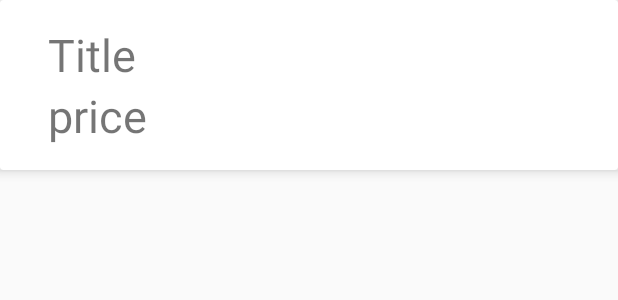
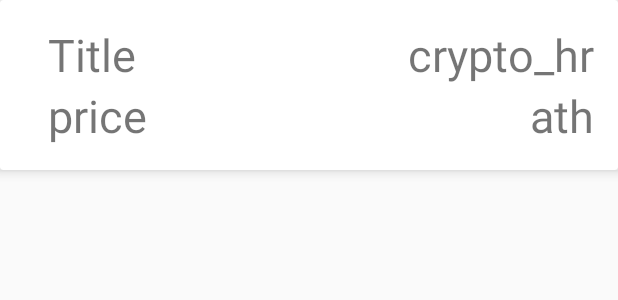
Before and after one commit to MeesterWaffles/CryptoApp, an Android app: the layout list_item_crypto.xml on its own in the app's theme, with its tools: preview values and no code run, on a phone screen of 412 x 824 dp. Shown: the top 300 px of the screen. Run offline under Robolectric (Android 15) with nearby library versions, the phone set to English and light mode, and no system bars.

Commit message:
Fixed Issues, Added Formatting

```diff
--- a/app/src/main/java/com/example/cryptoapp/GenericDTO.kt
+++ /dev/null
@@ -1,5 +0,0 @@
-package com.example.cryptoapp
-
-class GenericDTO {
-
-}
--- a/app/src/main/java/com/example/cryptoapp/coingecko/domain/Global/Global.java
+++ b/app/src/main/java/com/example/cryptoapp/coingecko/domain/Global/Global.java
@@ -10,6 +10,4 @@ import lombok.*;
 public class Global {
     @JsonProperty("data")
     private GlobalData data;
-
-
 }
--- a/app/src/main/res/layout/list_item_crypto.xml
+++ b/app/src/main/res/layout/list_item_crypto.xml
@@ -37,9 +37,36 @@
             android:layout_width="wrap_content"
             android:layout_height="wrap_content"
             android:layout_below="@+id/crypto_title"
-            android:layout_toRightOf="@+id/crypto_imageView"
+            android:layout_toEndOf="@+id/crypto_imageView"
             android:text="@string/crypto_price"
             android:textSize="30sp"/>
+
+<!--        <TextView-->
+<!--            android:id="@+id/crypto_mktcap"-->
+<!--            android:layout_width="wrap_content"-->
+<!--            android:layout_height="wrap_content"-->
+<!--            android:layout_alignParentTop="true"-->
+<!--            android:layout_alignParentEnd="true"-->
+<!--            android:text="@string/mktcap"-->
+<!--            android:textSize="30sp" />-->
+
+        <TextView
+            android:id="@+id/crypto_hr"
+            android:layout_width="wrap_content"
+            android:layout_height="wrap_content"
+            android:layout_alignParentTop="true"
+            android:layout_alignParentEnd="true"
+            android:text="@string/crypto_hr"
+            android:textSize="30sp" />
+
+        <TextView
+            android:id="@+id/crypto_ath"
+            android:layout_width="wrap_content"
+            android:layout_height="wrap_content"
+            android:layout_below="@+id/crypto_hr"
+            android:layout_alignParentEnd="true"
+            android:text="@string/ath"
+            android:textSize="30sp" />
 
     </RelativeLayout>
 
--- a/app/src/main/res/values/strings.xml
+++ b/app/src/main/res/values/strings.xml
@@ -3,4 +3,7 @@
     <string name="crypto_title">title</string>
     <string name="crypto_price">price</string>
     <string name="crypto_details">details</string>
+    <string name="mktcap">mktcap</string>
+    <string name="ath">ath</string>
+    <string name="crypto_hr">crypto_hr</string>
 </resources>
```
Also changed, not shown: app/src/main/java/com/example/cryptoapp/CryptoListFragment.kt (+10 -2 lines), app/src/main/java/com/example/cryptoapp/CryptoListViewModel.kt (+4 -12 lines), app/src/main/java/com/example/cryptoapp/coingecko/domain/Coins/CoinMarkets.java (+13 -13 lines).
